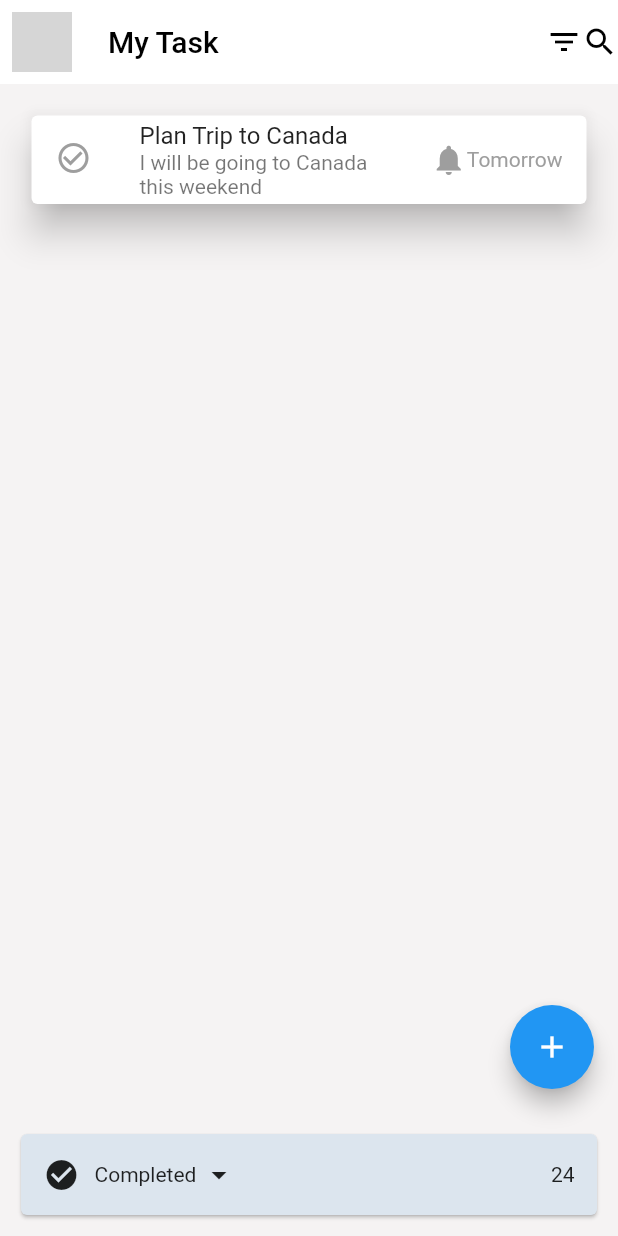
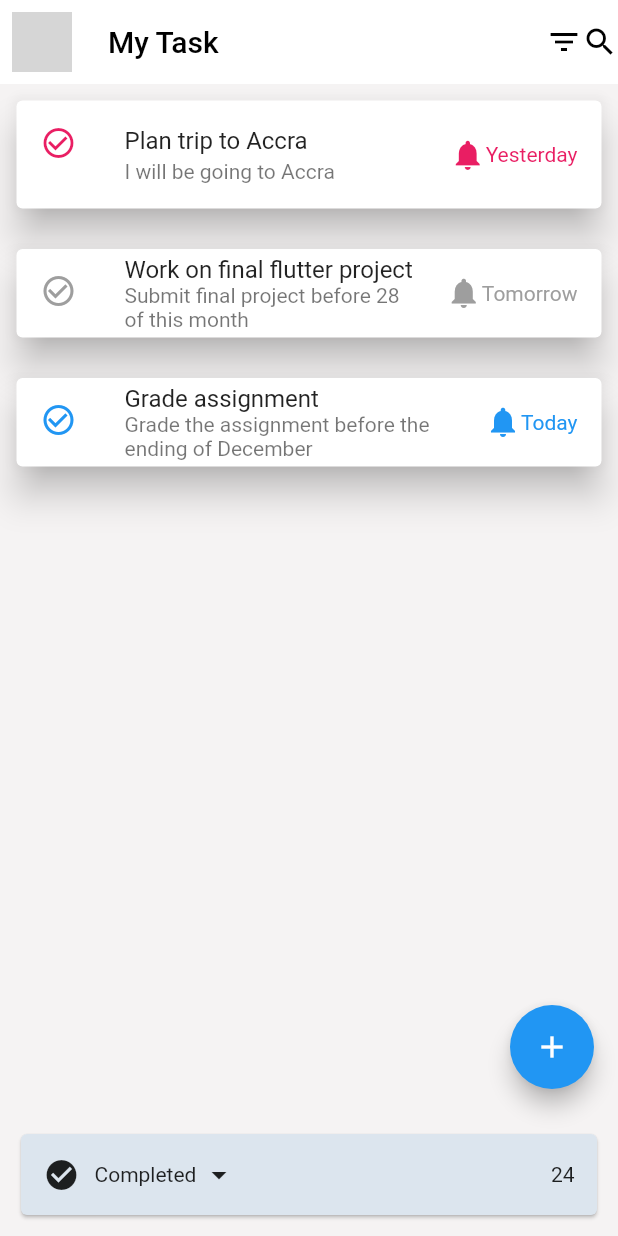
Before and after one commit to s-muel/my_first_todo, a Flutter app: the screen it shows after launch, on a phone screen of 412 x 824 dp. Run offline on Flutter 3.47's test engine with Material 2 defaults, Android fonts, the phone set to English and light mode, and no system bars; our stand-ins replace modal_bottom_sheet; network calls fail; grey boxes are pictures that could not be loaded.

Commit message:
we added a dummy DB

```diff
--- a/lib/home_view.dart
+++ b/lib/home_view.dart
@@ -5,8 +5,34 @@ import 'package:my_todo_app1/utilities.dart';
 
 import 'create_todo_view.dart';
 
-class HomeView extends StatelessWidget {
-  const HomeView({Key? key}) : super(key: key);
+class HomeView extends StatefulWidget {
+  HomeView({Key? key}) : super(key: key);
+
+  @override
+  State<HomeView> createState() => _HomeViewState();
+}
+
+class _HomeViewState extends State<HomeView> {
+  final List<Map<String, dynamic>> mydatabase = [
+    {
+      'title': 'Plan trip to Accra',
+      'description': 'I will be going to Accra',
+      'time': 'Yesterday',
+      'isCompleted': false
+    },
+    {
+      'title': 'Work on final flutter project',
+      'description': 'Submit final project before 28 of this month',
+      'time': 'Tomorrow',
+      'isCompleted': true
+    },
+    {
+      'title': 'Grade assignment',
+      'description': 'Grade the assignment before the ending of December',
+      'time': 'Today',
+      'isCompleted': false
+    }
+  ];
 
   @override
   Widget build(BuildContext context) {
@@ -28,18 +54,19 @@ class HomeView extends StatelessWidget {
             Icon(Icons.filter_list, color: Colors.black),
             Icon(Icons.search, color: Colors.black),
           ]),
-      body: Padding(
-        padding: const EdgeInsets.all(10.0),
-        child: ListView(
-          children: const [
-            TodoWidget(
-              task: "Plan Trip to Canada",
-              description: "I will be going to Canada this weekend",
-              time: "Tomorrow",
-            ),
-          ],
-        ),
-      ),
+      body: ListView.separated(
+          itemBuilder: (context, index) {
+            return TodoWidget(
+                task: mydatabase[index]['title'],
+                description: mydatabase[index]['description'],
+                time: mydatabase[index]['time']);
+          },
+          separatorBuilder: (context, index) {
+            return const SizedBox(
+              height: 5,
+            );
+          },
+          itemCount: mydatabase.length),
       floatingActionButton: FloatingActionButton(
         onPressed: () {
           Navigator.push(context, MaterialPageRoute(builder: (context) {
--- a/lib/main.dart
+++ b/lib/main.dart
@@ -1,8 +1,6 @@
 import 'package:flutter/material.dart';
 
 import 'home_view.dart';
-
-
 
 void main() {
   runApp(const MyApp());
@@ -17,11 +15,10 @@ class MyApp extends StatelessWidget {
     return MaterialApp(
       title: 'Flutter Demo',
       theme: ThemeData(
-
         primarySwatch: Colors.blue,
       ),
       //This HomeView() is a class in home_view.dart
-      home: const HomeView(),
+      home: HomeView(),
     );
   }
 }
```
